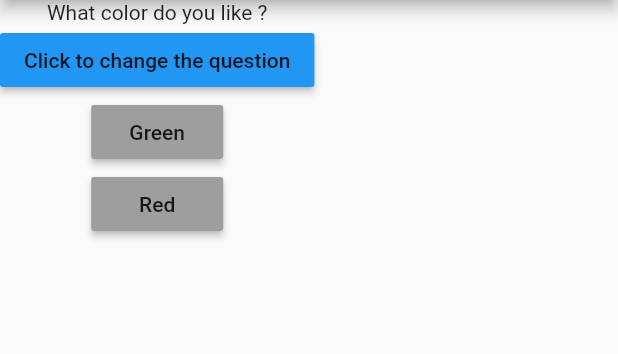
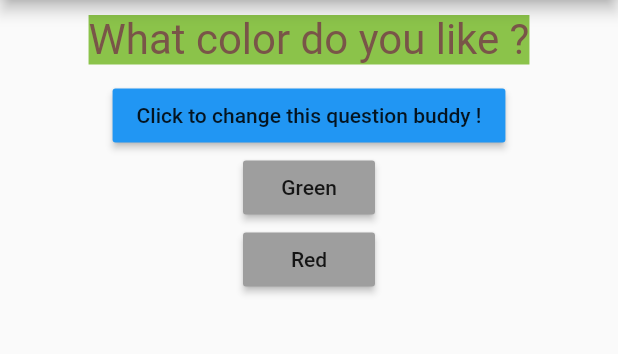
Before and after one commit to ShivaShunya/first_flutter_app, a Flutter app: the screen it shows after launch, on a phone screen of 412 x 824 dp, the part 84-438 px from its top. Run offline on Flutter 3.47's test engine with Material 2 defaults, Android fonts, the phone set to English and light mode, and no system bars.

Commit message:
Creted a stateless widget named Question and replaced the Text() question

```diff
--- a/lib/main.dart
+++ b/lib/main.dart
@@ -1,4 +1,6 @@
 import 'package:flutter/material.dart';
+
+import './question.dart';
 
 // void main() {
 //   runApp(MyApp());
@@ -47,9 +49,11 @@ class _MyAppState extends State<MyApp> {
           ),
         body: Column(
           children: [
-            Text(questions[_questionIndex]),
+            Question(
+              questions[_questionIndex]
+            ),
             RaisedButton(
-              child: Text('Click to change the question'),
+              child: Text('Click to change this question buddy !'),
               onPressed: _onQuestionChanged,
               color: Colors.blue,
             ),
--- /dev/null
+++ b/lib/question.dart
@@ -0,0 +1,26 @@
+import 'package:flutter/material.dart';
+
+
+class Question extends StatelessWidget {
+  final String questionText;
+
+  Question(this.questionText);
+
+  @override
+  Widget build(BuildContext context) {
+    return Center(
+      child: Container(
+        margin: EdgeInsets.all(10),
+        color: Colors.lightGreen,
+        child: Text(
+          questionText,
+          style: TextStyle(
+            fontSize: 28,
+            color: Colors.brown,
+          ),
+          textAlign: TextAlign.center,
+        ),
+      ),
+    );
+  }
+}
```
